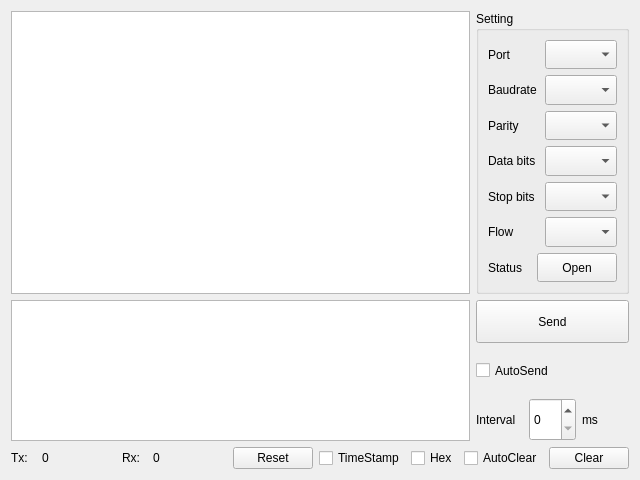
The window that OneBox/SerialPort/SerialDebugWidget.ui (caijun2020/OneBox) describes before a commit, drawn with Qt 5.
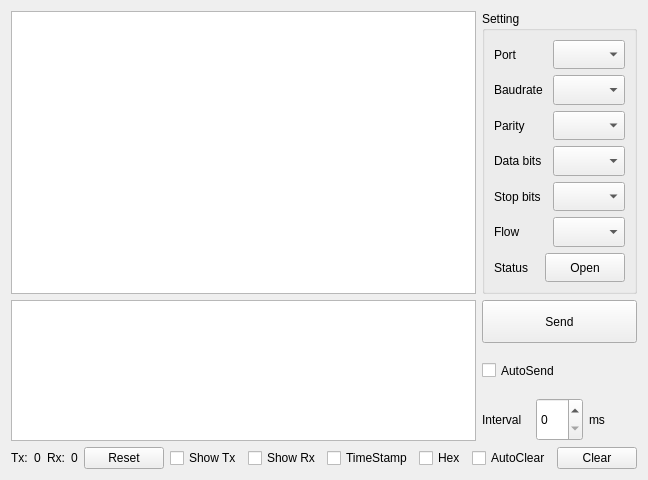
The same window after the commit.

```diff
--- a/OneBox/SerialPort/SerialDebugWidget.ui
+++ b/OneBox/SerialPort/SerialDebugWidget.ui
@@ -246,7 +246,7 @@
     </layout>
    </item>
    <item row="2" column="0">
-    <layout class="QHBoxLayout" name="horizontalLayout_14" stretch="1,1">
+    <layout class="QHBoxLayout" name="horizontalLayout_14" stretch="1,1,1">
      <item>
       <layout class="QHBoxLayout" name="horizontalLayout_11">
        <item>
@@ -300,8 +300,35 @@
        </item>
       </layout>
      </item>
+     <item>
+      <spacer name="horizontalSpacer">
+       <property name="orientation">
+        <enum>Qt::Horizontal</enum>
+       </property>
+       <property name="sizeHint" stdset="0">
+        <size>
+         <width>40</width>
+         <height>20</height>
+        </size>
+       </property>
+      </spacer>
+     </item>
      <item>
       <layout class="QHBoxLayout" name="horizontalLayout_7">
+       <item>
+        <widget class="QCheckBox" name="checkBox_showTx">
+         <property name="text">
+          <string>Show Tx</string>
+         </property>
+        </widget>
+       </item>
+       <item>
+        <widget class="QCheckBox" name="checkBox_showRx">
+         <property name="text">
+          <string>Show Rx</string>
+         </property>
+        </widget>
+       </item>
        <item>
         <widget class="QCheckBox" name="checkBox_timeStamp">
          <property name="sizePolicy">
```
